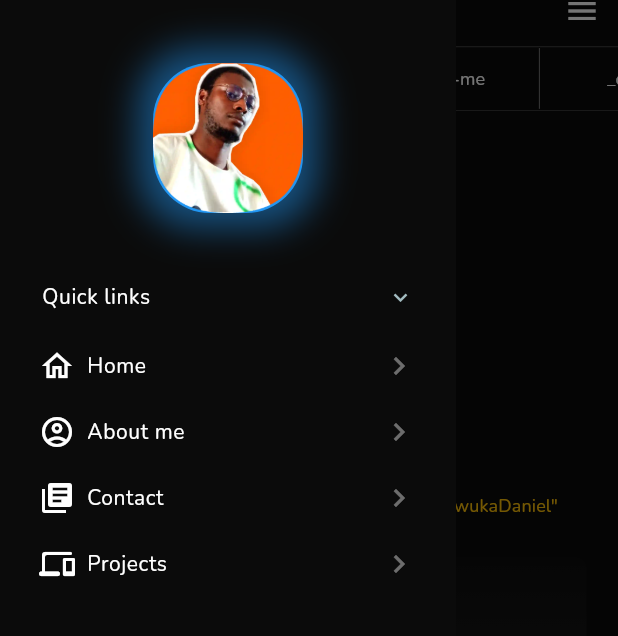
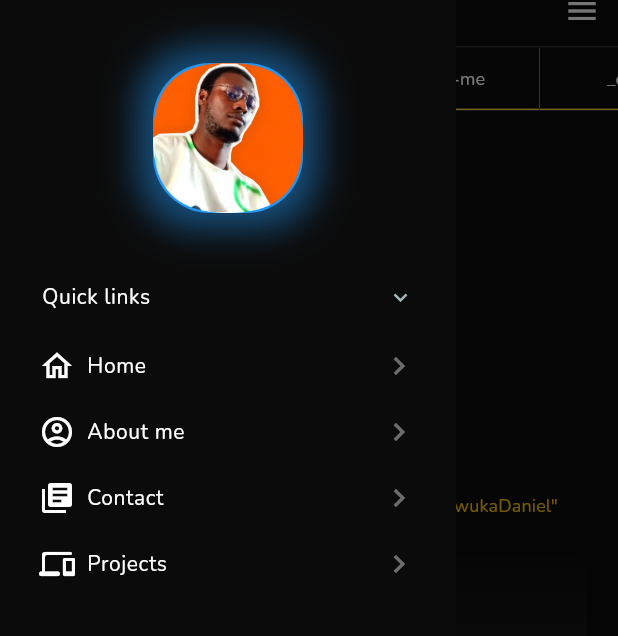
Before and after one commit to OnwukaDaniel/portfolio, a Flutter app: the screen it shows after launch, with the side drawer open, on a phone screen of 412 x 824 dp, the part 135-771 px from its top. Run offline on Flutter 3.47's test engine with Material 3 defaults, Android fonts, the phone set to English and light mode, and no system bars; drawn by our look-alikes of animated_background, animated_text_kit, overlay_support; our stand-ins replace carousel_slider, font_awesome_flutter, stacked, video_player; missing offline and left inert: animated_gradient, code_text_field, highlight, media_kit, media_kit_video, particles_flutter and 1 more; Roboto replaces fonts that are missing (JMH Typewriter).

Commit message:
Some changes to v2 design (Code)

```diff
--- a/lib/app_message.dart
+++ b/lib/app_message.dart
@@ -4,6 +4,7 @@ class AppMessage {
   static showMessage(
     String msg, {
     Color color = Colors.red,
+    Color textColor = Colors.white,
     NotificationPosition position = NotificationPosition.bottom,
     Duration duration = const Duration(seconds: 5),
   }) {
@@ -14,10 +15,7 @@ class AppMessage {
       Center(
         child: Padding(
           padding: const EdgeInsets.symmetric(horizontal: 16),
-          child: Text(
-            msg,
-            style: const TextStyle(color: Colors.white),
-          ),
+          child: Text(msg, style: TextStyle(color: textColor)),
         ),
       ),
       position: position,
--- a/lib/app_wrapper.dart
+++ b/lib/app_wrapper.dart
@@ -43,7 +43,7 @@ class _AppWrapperState extends State<AppWrapper>
       children: [
         Column(
           children: [
-            if(context.device == DeviceType.mobile) kToolbarHeight.h,
+            if (context.device == DeviceType.mobile) kToolbarHeight.h,
             ClipRRect(
               borderRadius: const BorderRadius.only(
                 topRight: Radius.circular(16),
@@ -79,11 +79,11 @@ class _AppWrapperState extends State<AppWrapper>
                         shrinkWrap: true,
                         itemCount: actions.length,
                         itemBuilder: (_, index) {
+                          var page = actions.elementAt(index).id;
                           return InkWell(
                             onTap: () {
-                              var page = actions.elementAt(index).id;
-                              if(widget.id == page) return;
-                              AppNavigate.push(_, actions.elementAt(index));
+                              if (widget.id == page) return;
+
                             },
                             child: Row(
                               children: [
@@ -106,19 +106,13 @@ class _AppWrapperState extends State<AppWrapper>
                                       child:
                                           Text(actions[index].name, style: ll),
                                     ),
-                                    ValueListenableBuilder(
-                                      valueListenable: AppNavigate.pathVn,
-                                      builder: (context, value, _) {
-                                        return Container(
-                                          height: 1,
-                                          width: (actions[index].name.length *
-                                                  11) +
-                                              16 * 2,
-                                          color: actions[index] == value.last
-                                              ? Colors.amberAccent
-                                              : Colors.transparent,
-                                        );
-                                      },
+                                    Container(
+                                      height: 1,
+                                      width: (actions[index].name.length * 11) +
+                                          16 * 2,
+                                      color: actions[index] == actions.elementAt(index)
+                                          ? Colors.amberAccent
+                                          : Colors.transparent,
                                     ),
                                   ],
                                 ),
@@ -244,7 +238,8 @@ class _AppWrapperState extends State<AppWrapper>
                               ),
                               child: Text(
                                 'Home, About me, Contact, Project... ',
-                                style: bs.copyWith(color: bs.color!.withOpacity(.5)),
+                                style: bs.copyWith(
+                                    color: bs.color!.withOpacity(.5)),
                               ),
                             )
                         ],
@@ -265,7 +260,8 @@ class _AppWrapperState extends State<AppWrapper>
                                   'Technologies and Tools',
                                   textAlign: TextAlign.center,
                                   style: bl.copyWith(
-                                      color: tm.color!, fontWeight: FontWeight.w900),
+                                      color: tm.color!,
+                                      fontWeight: FontWeight.w900),
                                 ),
                                 const Spacer(),
                                 Icon(showTools
@@ -276,7 +272,8 @@ class _AppWrapperState extends State<AppWrapper>
                           ),
                           if (showTools) ...[
                             _dev('Flutter', .9, '', Colors.yellowAccent),
-                            _dev('MVVM (Clean Architecture', .95, '', Colors.lime),
+                            _dev('MVVM (Clean Architecture', .95, '',
+                                Colors.lime),
                             _dev('Stacked', .9, '', Colors.amber),
                             _dev('Provider', .8, '', Colors.deepOrange),
                             _dev('Bloc', .7, '', Colors.deepOrangeAccent),
@@ -290,7 +287,8 @@ class _AppWrapperState extends State<AppWrapper>
                               ),
                               child: Text(
                                 'Dart, Kotlin, Python, Java... ',
-                                style: bs.copyWith(color: bs.color!.withOpacity(.5)),
+                                style: bs.copyWith(
+                                    color: bs.color!.withOpacity(.5)),
                               ),
                             )
                         ],
--- a/lib/common_imports.dart
+++ b/lib/common_imports.dart
@@ -5,8 +5,6 @@ export 'package:portfolio/globals/appColor.dart';
 export 'package:portfolio/globals/textUtils.dart';
 export 'package:portfolio/globals/theme.dart';
 export 'package:stacked_hooks/stacked_hooks.dart';
-export 'package:portfolio/ui/homepage/viewmodel/homepage_viewmodel.dart';
-export 'package:portfolio/ui/homepage/views/homepage_view.dart';
 export 'package:portfolio/app_wrapper.dart';
 export 'package:portfolio/ui/homepage/views/path_bar.dart';
 export 'package:portfolio/enums/path_enum.dart';
@@ -60,3 +58,7 @@ export 'package:portfolio/enums/snake_direction.dart';
 export 'package:portfolio/ui/contact/viewmodel/contact_viewmodel.dart';
 export 'package:intl/intl.dart' hide TextDirection;
 export 'package:overlay_support/overlay_support.dart';
+export 'package:portfolio/models/fire_room_data.dart';
+export 'package:portfolio/models/tic_tac_toe_action.dart';
+export 'package:portfolio/globals/preference.dart';
+export 'package:portfolio/ui/contact/contact.dart';
--- a/lib/enums/path_enum.dart
+++ b/lib/enums/path_enum.dart
@@ -1,14 +1,14 @@
 import 'package:portfolio/common_imports.dart';
-import 'package:portfolio/ui/contact/contact.dart';
 
 enum PathEnum{
-  home("_home", Home(), Home.id),
-  aboutMe("_about-me", AboutMe(), AboutMe.id),
-  portfolio("_portfolio", Projects(), Projects.id),
-  contactUs("_contact-us", Contact(), Contact.id);
+  home("_home", Home(), Home.id, Home.path),
+  aboutMe("_about-me", AboutMe(), AboutMe.id, AboutMe.path),
+  portfolio("_portfolio", Projects(), Projects.id, Projects.path),
+  contactUs("_contact-us", Contact(), Contact.id, Contact.path);
 
-  const PathEnum(this.name, this.page, this.id);
+  const PathEnum(this.name, this.page, this.id, this.path);
   final String name;
   final String id;
   final Widget page;
+  final String path;
 }
--- a/lib/main.dart
+++ b/lib/main.dart
@@ -21,7 +21,7 @@ class MyApp extends StatelessWidget {
             title: 'My Portfolio',
             debugShowCheckedModeBanner: false,
             theme: value,
-            home: const HomepageView(),
+            home: const Home(),
           ),
         );
       },
--- a/lib/ui/about_me/about_me.dart
+++ b/lib/ui/about_me/about_me.dart
@@ -2,6 +2,7 @@ import 'package:portfolio/common_imports.dart';
 
 class AboutMe extends StatelessWidget {
   static const String id = 'AboutMe';
+  static const String path = '/AboutMe';
   const AboutMe({super.key});
 
   @override
--- a/lib/ui/about_me/viewmodel/about_me_viewmodel.dart
+++ b/lib/ui/about_me/viewmodel/about_me_viewmodel.dart
@@ -1,6 +1,6 @@
 import 'package:portfolio/common_imports.dart';
 
-class AboutMeViewmodel extends HomepageViewModel {
+class AboutMeViewmodel extends BaseViewModel {
   SideBarInfo displayPersonalInfo = SideBarInfo();
   Set<SideBarInfo> sideBarInfoList = {};
   var personalInfo = AboutMeRepo.getPersonalInfo();
--- a/lib/ui/contact/contact.dart
+++ b/lib/ui/contact/contact.dart
@@ -2,6 +2,7 @@ import 'package:portfolio/common_imports.dart';
 
 class Contact extends StatelessWidget {
   static const String id = 'Contact';
+  static const String path = '/Contact';
   const Contact({super.key});
 
   @override
--- a/lib/ui/contact/viewmodel/contact_viewmodel.dart
+++ b/lib/ui/contact/viewmodel/contact_viewmodel.dart
@@ -1,7 +1,7 @@
 import 'package:portfolio/app_message.dart';
 import 'package:portfolio/common_imports.dart';
 
-class ContactViewmodel extends HomepageViewModel {
+class ContactViewmodel extends BaseViewModel {
   BuildContext context;
   ContactViewmodel(this.context);
 
--- a/lib/ui/home/home.dart
+++ b/lib/ui/home/home.dart
@@ -3,6 +3,7 @@ import 'package:portfolio/ui/home/snake_game.dart';
 
 class Home extends StatelessWidget {
   static const String id = 'Home';
+  static const String path = '/Home';
   const Home({super.key});
 
   @override
--- a/lib/ui/homepage/viewmodel/homepage_viewmodel.dart
+++ /dev/null
@@ -1,4 +0,0 @@
-import 'package:portfolio/common_imports.dart';
-
-class HomepageViewModel extends BaseViewModel {
-}
--- a/lib/ui/homepage/views/homepage_view.dart
+++ /dev/null
@@ -1,24 +0,0 @@
-import 'package:portfolio/common_imports.dart';
-
-Color backColor = const Color(0xFFFFFFFF);
-Color textOnBackColor = Colors.black87;
-
-class HomepageView extends StatelessWidget {
-  static const String id = 'HomepageView';
-  const HomepageView({super.key});
-
-  @override
-  Widget build(BuildContext context) {
-    AppNavigate.addToPath(PathEnum.home);
-
-    return ViewModelBuilder<HomepageViewModel>.nonReactive(
-      viewModelBuilder: () => HomepageViewModel(),
-      builder: (context, model, child) {
-        return const Scaffold(
-          backgroundColor: Colors.transparent,
-          body: Home(),
-        );
-      },
-    );
-  }
-}
--- a/lib/ui/projects/projects.dart
+++ b/lib/ui/projects/projects.dart
@@ -2,6 +2,7 @@ import 'package:portfolio/common_imports.dart';
 
 class Projects extends StatelessWidget {
   static const String id = 'Projects';
+  static const String path = '/Projects';
   const Projects({super.key});
 
   @override
--- a/pubspec.yaml
+++ b/pubspec.yaml
@@ -29,6 +29,7 @@ dependencies:
   font_awesome_flutter: ^10.7.0
   intl: ^0.19.0
   overlay_support: ^2.1.0
+  flutter_styled_toast: ^2.2.1
 
 dev_dependencies:
   flutter_launcher_icons: ^0.13.1
```
Also changed, not shown: lib/app_navigate.dart (+3 -15 lines), lib/globals/preference.dart (added, +15 -0 lines), lib/models/fire_room_data.dart (added, +21 -0 lines), lib/models/tic_tac_toe_action.dart (added, +35 -0 lines), lib/services/app_bar_service.dart (added, +12 -0 lines), pubspec.lock, 1 other file.
